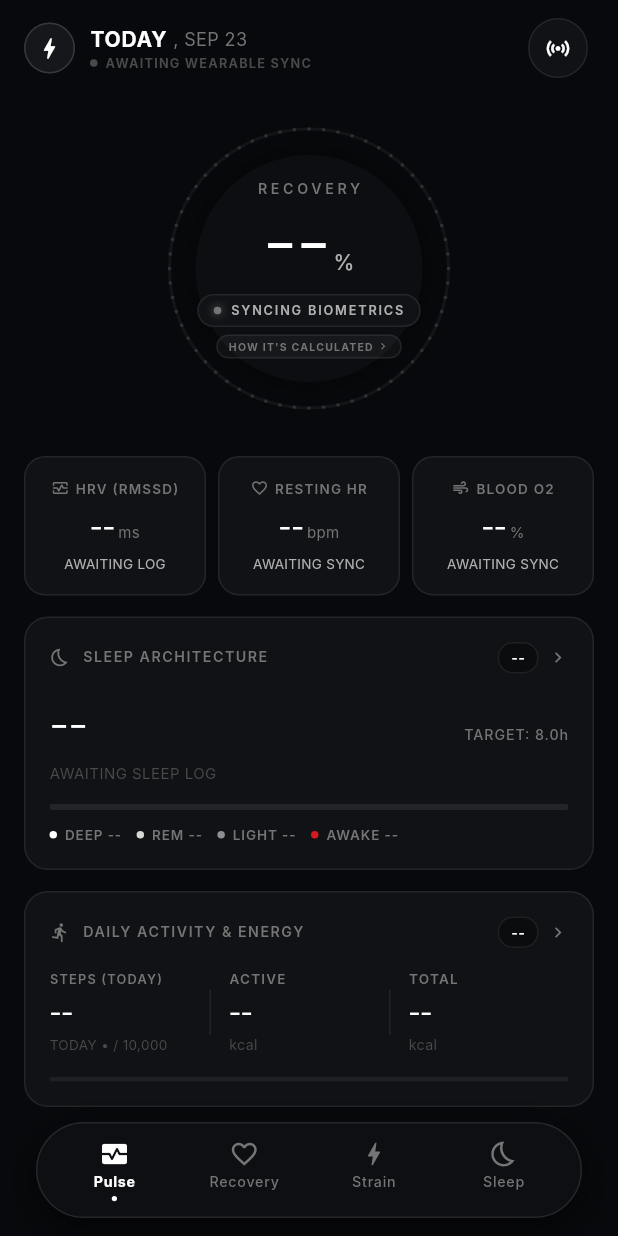
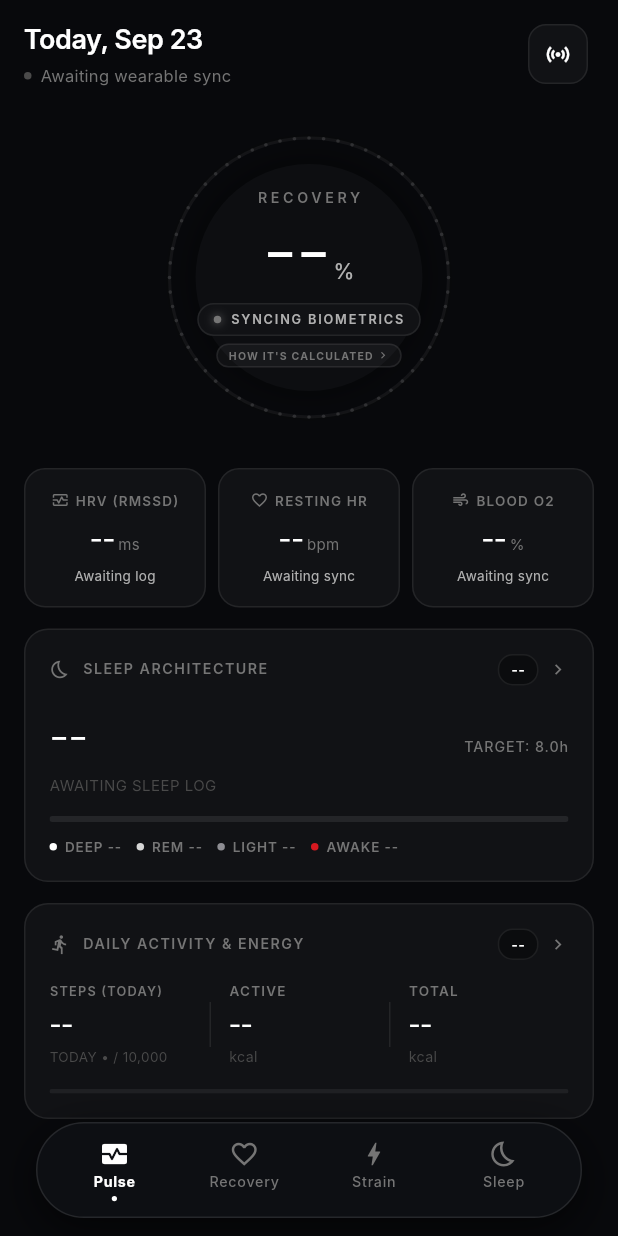
Before and after one commit to himanksharma8434-coder/athletic-recovery, a Flutter app: the MainShellScreen screen opened directly, on a phone screen of 412 x 824 dp. Run offline on Flutter 3.47's test engine with Material 3 defaults, Android fonts, the phone set to English and light mode, and no system bars; our stand-ins replace drift, drift_flutter, equatable, fl_chart, flutter_bloc, shared_preferences; missing offline and left inert: health, workmanager; accounts and stored records are empty; generated files the repository leaves out were written again; Roboto replaces fonts that are missing (Inter); statements that could not run were skipped.

```diff
--- a/lib/presentation/screens/pulse_screen.dart
+++ b/lib/presentation/screens/pulse_screen.dart
@@ -68,7 +68,7 @@
   @override
   Widget build(BuildContext context) {
     // Dynamic RHR delta vs baseline
-    String rhrDeltaText = 'AWAITING SYNC';
+    String rhrDeltaText = 'Awaiting sync';
     Color rhrDeltaColor = RecovaColors.textMuted;
     if (summary?.restingHr != null && summary?.baselineRestingHr != null) {
       final diff = (summary!.restingHr! - summary!.baselineRestingHr!).round();
@@ -79,75 +79,51 @@
         rhrDeltaText = '+$diff bpm basal';
         rhrDeltaColor = RecovaColors.nothingRed;
       } else {
-        rhrDeltaText = 'ON BASELINE';
+        rhrDeltaText = 'On baseline';
         rhrDeltaColor = RecovaColors.textSecondary;
       }
     } else if (summary?.restingHr != null) {
-      rhrDeltaText = 'CURRENT BASAL';
+      rhrDeltaText = 'Current basal';
       rhrDeltaColor = RecovaColors.textSecondary;
     }
 
     // Dynamic SpO2 delta / state
-    String spo2DeltaText = 'AWAITING SYNC';
+    String spo2DeltaText = 'Awaiting sync';
     Color spo2DeltaColor = RecovaColors.textMuted;
     if (summary?.spo2 != null) {
       if (summary!.spo2! >= 95) {
-        spo2DeltaText = 'OPTIMAL RANGE';
+        spo2DeltaText = 'Optimal range';
         spo2DeltaColor = RecovaColors.textSecondary;
       } else {
-        spo2DeltaText = 'ELEVATED DESAT';
+        spo2DeltaText = 'Elevated desat';
         spo2DeltaColor = RecovaColors.nothingRed;
       }
     }
 
     return SingleChildScrollView(
       physics: const AlwaysScrollableScrollPhysics(),
-      padding: const EdgeInsets.only(left: 16, right: 16, top: 8, bottom: 100),
+      padding: const EdgeInsets.only(left: 16, right: 16, top: 12, bottom: 100),
       child: Column(
         crossAxisAlignment: CrossAxisAlignment.center,
         children: [
-          // ── Top Athlete Telemetry Status Bar ──
+          // ── Clean Minimalist Top Header ──
           Row(
             mainAxisAlignment: MainAxisAlignment.spaceBetween,
+            crossAxisAlignment: CrossAxisAlignment.center,
             children: [
-              Row(
-                children: [
-                  Container(
-                    width: 34,
-                    height: 34,
-                    decoration: BoxDecoration(
-                      shape: BoxShape.circle,
-                      color: RecovaColors.surfaceElevation3,
-                      border: Border.all(color: RecovaColors.borderMedium),
-                    ),
-                    child: const Icon(Icons.bolt,
-                        color: RecovaColors.monochromeWhite, size: 18),
-                  ),
-                  const SizedBox(width: 10),
               Column(
                 crossAxisAlignment: CrossAxisAlignment.start,
                 children: [
-                      Row(
-                        children: [
-                          const Text(
-                            'TODAY',
-                            style: TextStyle(
-                              fontSize: 14,
-                              fontWeight: FontWeight.w700,
-                              letterSpacing: 0.5,
+                  Text(
+                    'Today, ${_currentDateFormatted()}',
+                    style: const TextStyle(
+                      fontSize: 18,
+                      fontWeight: FontWeight.w600,
+                      letterSpacing: -0.3,
                       color: RecovaColors.textPrimary,
                     ),
                   ),
-                          const SizedBox(width: 4),
-                          Text(
-                            ', ${_currentDateFormatted()}',
-                            style: const TextStyle(
-                              fontSize: 12,
-                              color: RecovaColors.textTertiary,
-                            ),
-                          ),
-                        ],
-                      ),
+                  const SizedBox(height: 3),
                   Row(
                     children: [
                       Container(
@@ -156,39 +132,37 @@
                         decoration: BoxDecoration(
                           shape: BoxShape.circle,
                           color: summary != null
-                                  ? RecovaColors.nothingRed
+                              ? RecovaColors.monochromeWhite
                               : RecovaColors.textMuted,
                         ),
                       ),
-                          const SizedBox(width: 5),
+                      const SizedBox(width: 6),
                       Text(
                         summary != null
-                                ? 'HEALTH CONNECT • SYNCED'
-                                : 'AWAITING WEARABLE SYNC',
-                            style: TextStyle(
-                              fontSize: 8.5,
-                              fontWeight: FontWeight.w700,
-                              letterSpacing: 0.8,
-                              color: summary != null
-                                  ? RecovaColors.textSecondary
-                                  : RecovaColors.textMuted,
+                            ? 'Synced with wearable'
+                            : 'Awaiting wearable sync',
+                        style: const TextStyle(
+                          fontSize: 11,
+                          fontWeight: FontWeight.w400,
+                          letterSpacing: 0.2,
+                          color: RecovaColors.textTertiary,
                         ),
                       ),
                     ],
                   ),
                 ],
               ),
-                ],
-              ),
-              // Sensor Sync Action Button
+              // Clean Sensor Sync Action Button
               BlocBuilder<HealthSyncCubit, HealthSyncState>(
                 builder: (context, state) {
                   return IconButton(
                     onPressed: state is HealthSyncing ? null : onSyncTap,
                     style: IconButton.styleFrom(
                       backgroundColor: RecovaColors.surfaceElevation1,
-                      shape: const CircleBorder(
-                        side: BorderSide(color: RecovaColors.borderSubtle),
+                      padding: const EdgeInsets.all(10),
+                      shape: RoundedRectangleBorder(
+                        borderRadius: BorderRadius.circular(12),
+                        side: const BorderSide(color: RecovaColors.borderSubtle),
                       ),
                     ),
                     icon: state is HealthSyncing
@@ -201,7 +175,7 @@
                             ),
                           )
                         : const Icon(
-                            Icons.sensors,
+                            Icons.sensors_outlined,
                             size: 18,
                             color: RecovaColors.monochromeWhite,
                           ),
@@ -210,7 +184,7 @@
               ),
             ],
           ),
-          const SizedBox(height: 18),
+          const SizedBox(height: 20),
 
           // ── Signature Biometric Recovery Gauge (Clickable to Calculation Page) ──
           RadialScoreGauge(
@@ -218,9 +192,9 @@
             size: 210,
             onTap: () => _openRecoveryCalculation(context),
           ),
-          const SizedBox(height: 20),
+          const SizedBox(height: 22),
 
-          // ── Quick Vital Metrics (100% Real Wearable Sensors & Optical PPG) ──
+          // ── Quick Vital Metrics ──
           Row(
             children: [
               Expanded(
@@ -231,8 +205,8 @@
                       : '--',
                   unit: 'ms',
                   deltaText: summary?.hrvMs != null
-                      ? 'OPTICAL PPG'
-                      : 'AWAITING LOG',
+                      ? 'Within range'
+                      : 'Awaiting log',
                   deltaColor: summary?.hrvMs != null
                       ? RecovaColors.textSecondary
                       : RecovaColors.textMuted,
@@ -296,8 +270,8 @@
   String _currentDateFormatted() {
     final now = DateTime.now();
     const months = [
-      'JAN', 'FEB', 'MAR', 'APR', 'MAY', 'JUN',
-      'JUL', 'AUG', 'SEP', 'OCT', 'NOV', 'DEC'
+      'Jan', 'Feb', 'Mar', 'Apr', 'May', 'Jun',
+      'Jul', 'Aug', 'Sep', 'Oct', 'Nov', 'Dec'
     ];
     return '${months[now.month - 1]} ${now.day}';
   }
```
Lines whose indentation alone changed are shown as unchanged.
